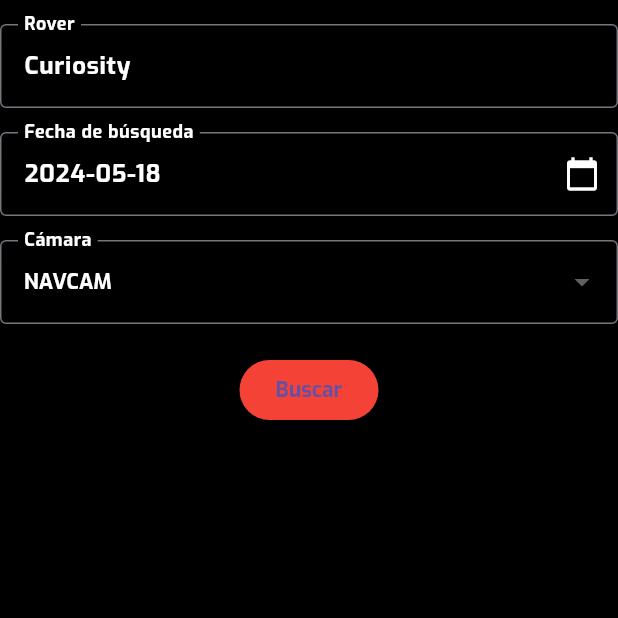
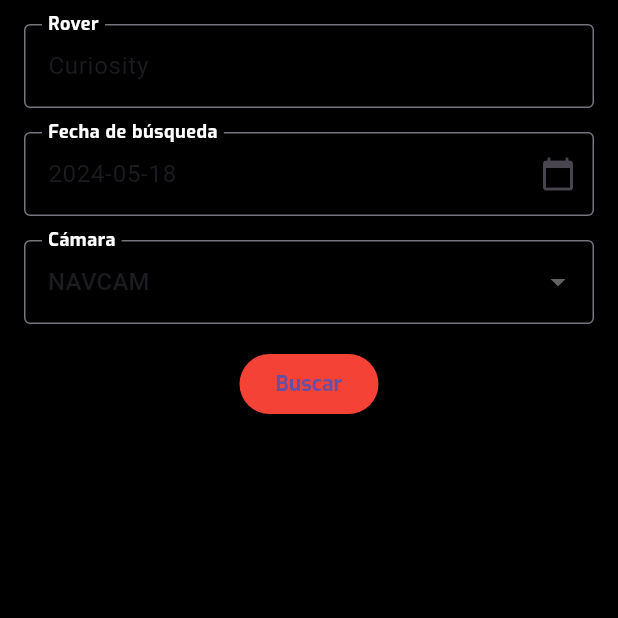
Before and after one commit to Nebot774/Final_Boss, a Flutter app: the CuriosityRover screen opened directly, on a phone screen of 412 x 824 dp, the top half of it. Run offline on Flutter 3.47's test engine with Material 3 defaults, Android fonts, the phone set to English and light mode, and no system bars; our stand-ins replace bloc, cached_network_image, flutter_bloc, flutter_cache_manager, flutter_screenutil; missing offline and left inert: translator.

Commit message:
Commit:mar rover ya responde falta ajustar cositas

```diff
--- a/lib/ui/pages/rovers/curiosity/curiosity_rover_api.dart
+++ b/lib/ui/pages/rovers/curiosity/curiosity_rover_api.dart
@@ -1,11 +1,16 @@
 import 'package:flutter/material.dart';
 
 import 'package:flutter/material.dart';
+import 'package:intl/intl.dart';
 
 import '../../../../models/MarsRover.dart';
 import '../../../../repositories/MarsRoverRepository.dart';
+import '../../../../widgets/MarsRoverLoadWidget.dart';
 import '../../../../widgets/MarsRoverSearchWidget.dart';
 import 'package:flutter/material.dart';
+
+import '../../terms_and_conditions_screen.dart';
+
 
 
 class CuriosityRover extends StatefulWidget {
@@ -20,14 +25,16 @@
 
   List<MarsRoverPhoto> photos = [];
   bool isLoading = false;
+  bool hasSearched = false;
 
   void _searchPhotos(String roverName, DateTime date, String camera) async {
     setState(() {
       isLoading = true;
+      hasSearched = true;
     });
 
     try {
-      final dateString = "${date.year}-${date.month.toString().padLeft(2, '0')}-${date.day.toString().padLeft(2, '0')}";
+      final dateString = DateFormat('yyyy-MM-dd').format(date);
       final results = await repository.fetchMarsRoverPhotos(roverName, dateString, camera);
       setState(() {
         photos = results;
@@ -49,11 +56,15 @@
       body: SingleChildScrollView(
         child: Column(
           children: <Widget>[
-            MarsRoverSearchWidget(onSearch: _searchPhotos, roverName: 'Curiosity'),
+            if (!hasSearched)
+              MarsRoverSearchWidget(onSearch: _searchPhotos, roverName: 'Curiosity'),
             if (isLoading)
-              CircularProgressIndicator()
-            else
-              ...photos.map((photo) => Image.network(photo.imgSrc)).toList(),
+              Padding(
+                padding: const EdgeInsets.all(20.0),
+                child: CircularProgressIndicator(),
+              ),
+            if (hasSearched && !isLoading)
+              MarsRoverLoadWidget(photos: photos),
           ],
         ),
       ),
--- a/lib/widgets/MarsRoverSearchWidget.dart
+++ b/lib/widgets/MarsRoverSearchWidget.dart
@@ -1,15 +1,11 @@
 import 'package:flutter/material.dart';
 import 'package:intl/intl.dart';
 
-import 'package:flutter/material.dart';
-import 'package:intl/intl.dart';
 
-import 'package:flutter/material.dart';
-import 'package:intl/intl.dart';
 
 class MarsRoverSearchWidget extends StatefulWidget {
   final Function(String roverName, DateTime date, String camera) onSearch;
-  final String roverName; // Añadimos esta propiedad para saber el nombre del rover
+  final String roverName;
 
   MarsRoverSearchWidget({required this.onSearch, required this.roverName});
 
@@ -39,11 +35,11 @@
 
   @override
   Widget build(BuildContext context) {
-    return Column(
+    return Padding(
+      padding: const EdgeInsets.all(16.0),
+      child: Column(
         children: [
-        Padding(
-          padding: const EdgeInsets.only(top: 16.0), // Margen superior
-          child: TextFormField(
+          TextFormField(
             decoration: InputDecoration(
               labelText: 'Rover',
               labelStyle: TextStyle(
@@ -55,14 +51,8 @@
             ),
             readOnly: true,
             initialValue: widget.roverName,
-            style: TextStyle(
-              fontFamily: 'Exo',
-              fontWeight: FontWeight.bold,
-              color: Colors.white,
           ),
-          ),
-        ),
-        SizedBox(height: 16), // Espaciado entre campos
+          SizedBox(height: 16.0),
           TextFormField(
             decoration: InputDecoration(
               labelText: 'Fecha de búsqueda',
@@ -71,23 +61,18 @@
                 fontWeight: FontWeight.bold,
                 color: Colors.white,
               ),
+              border: OutlineInputBorder(),
               suffixIcon: IconButton(
-              icon: Icon(Icons.calendar_today, color: Colors.white),
+                icon: Icon(Icons.calendar_today),
                 onPressed: () => _selectDate(context),
               ),
-            border: OutlineInputBorder(),
             ),
             readOnly: true,
             controller: TextEditingController(
               text: DateFormat('yyyy-MM-dd').format(selectedDate),
             ),
-          style: TextStyle(
-            fontFamily: 'Exo',
-            fontWeight: FontWeight.bold,
-            color: Colors.white,
           ),
-        ),
-        SizedBox(height: 16), // Espaciado entre campos
+          SizedBox(height: 16.0),
           DropdownButtonFormField(
             value: selectedCamera,
             decoration: InputDecoration(
@@ -102,14 +87,7 @@
             items: cameras.map((camera) {
               return DropdownMenuItem(
                 value: camera,
-              child: Text(
-                camera,
-                style: TextStyle(
-                  fontFamily: 'Exo',
-                  fontWeight: FontWeight.bold,
-                  color: Colors.white,
-                ),
-              ),
+                child: Text(camera),
               );
             }).toList(),
             onChanged: (String? newValue) {
@@ -117,29 +95,23 @@
                 selectedCamera = newValue!;
               });
             },
-          style: TextStyle(
-            fontFamily: 'Exo',
-            fontWeight: FontWeight.bold,
-            color: Colors.white,
           ),
-          dropdownColor: Colors.blue[900], // Color del fondo del dropdown
-        ),
-        SizedBox(height: 20),
+          SizedBox(height: 16.0),
           ElevatedButton(
             onPressed: () {
               widget.onSearch(widget.roverName, selectedDate, selectedCamera);
             },
             style: ElevatedButton.styleFrom(
-            primary: Colors.red, // Fondo rojo
+              primary: Colors.red,
               textStyle: TextStyle(
                 fontFamily: 'Exo',
                 fontWeight: FontWeight.bold,
-              color: Colors.white,
               ),
             ),
             child: Text('Buscar'),
           ),
         ],
+      ),
     );
   }
 }
```
Also changed, not shown: lib/repositories/MarsRoverRepository.dart (+6 -1 lines), lib/widgets/MarsRoverLoadWidget.dart (added, +66 -0 lines). Lines whose indentation alone changed are shown as unchanged.
